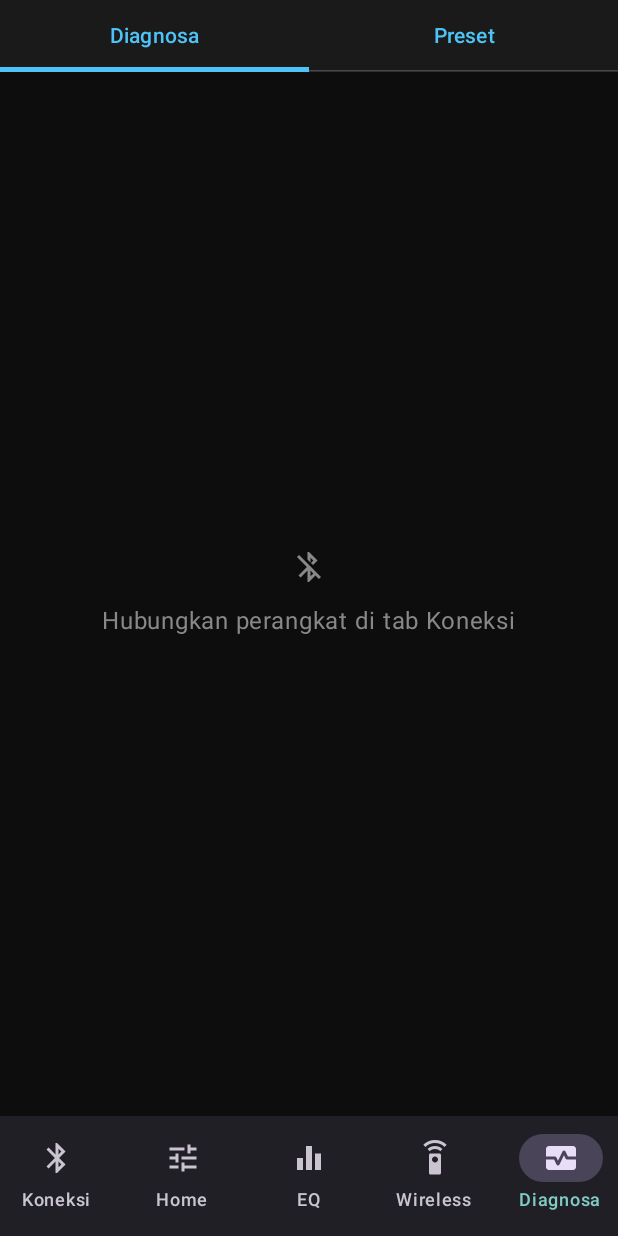
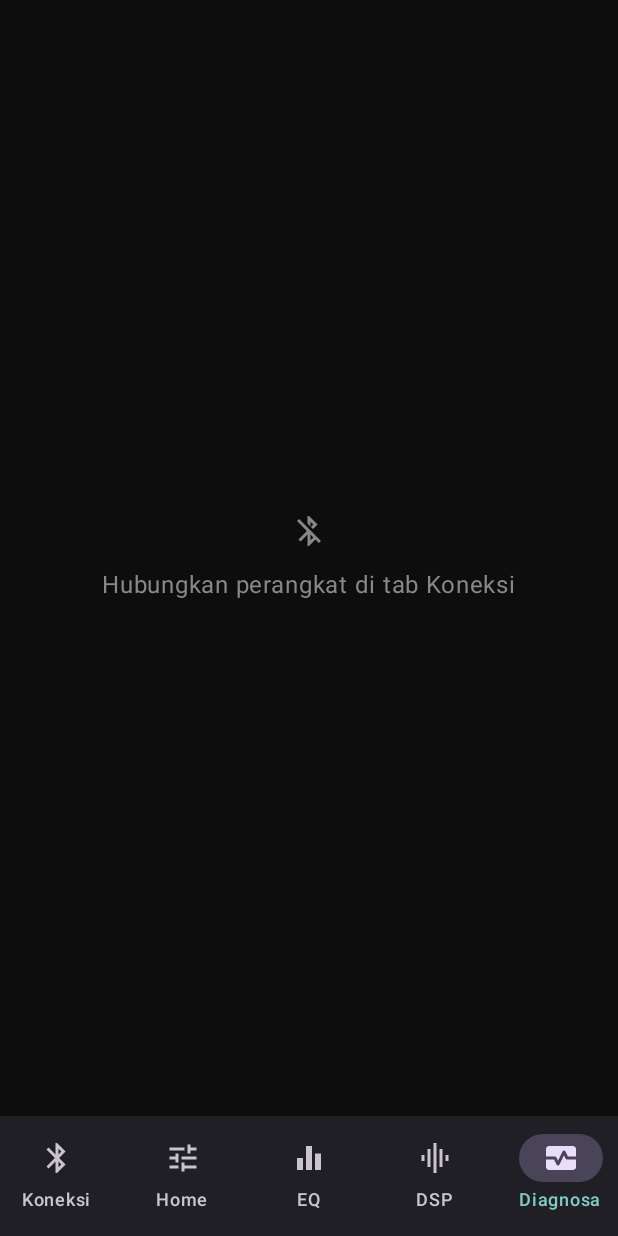
Before and after one commit to mikimathers51-web/BGAP-SPEAKER, an Android app built with Jetpack Compose: the screen it shows after launch (MainActivity), item 5 of the bottom bar chosen, on a phone screen of 412 x 824 dp. Run offline under Robolectric (Android 15) with nearby library versions, the phone set to English and light mode, and no system bars.

Commit message:
Add files via upload

```diff
--- a/app/src/main/java/com/tas5805m/ctrl/MainActivity.kt
+++ b/app/src/main/java/com/tas5805m/ctrl/MainActivity.kt
@@ -1,6 +1,7 @@
 package com.tas5805m.ctrl
 
 import android.Manifest
+import android.content.pm.PackageManager
 import android.os.Build
 import android.os.Bundle
 import androidx.activity.ComponentActivity
@@ -8,10 +9,13 @@ import androidx.activity.compose.setContent
 import androidx.activity.enableEdgeToEdge
 import androidx.activity.result.contract.ActivityResultContracts
 import androidx.activity.viewModels
+import androidx.compose.foundation.layout.Column
+import androidx.compose.foundation.layout.fillMaxSize
 import androidx.compose.foundation.layout.padding
 import androidx.compose.material.icons.Icons
 import androidx.compose.material.icons.filled.Bluetooth
 import androidx.compose.material.icons.filled.Equalizer
+import androidx.compose.material.icons.filled.GraphicEq
 import androidx.compose.material.icons.filled.MonitorHeart
 import androidx.compose.material.icons.filled.SettingsRemote
 import androidx.compose.material.icons.filled.Tune
@@ -19,33 +23,42 @@ import androidx.compose.material3.Icon
 import androidx.compose.material3.NavigationBar
 import androidx.compose.material3.NavigationBarItem
 import androidx.compose.material3.Scaffold
+import androidx.compose.material3.Tab
+import androidx.compose.material3.TabRow
 import androidx.compose.material3.Text
+import androidx.compose.runtime.Composable
 import androidx.compose.runtime.getValue
 import androidx.compose.runtime.mutableIntStateOf
 import androidx.compose.runtime.saveable.rememberSaveable
 import androidx.compose.runtime.setValue
-import androidx.compose.material3.Tab
-import androidx.compose.material3.TabRow
-import androidx.compose.foundation.layout.Column
-import androidx.compose.foundation.layout.fillMaxSize
-import androidx.compose.runtime.Composable
 import androidx.compose.ui.Modifier
 import androidx.lifecycle.compose.collectAsStateWithLifecycle
 import com.tas5805m.ctrl.data.AppViewModel
 import com.tas5805m.ctrl.ui.screens.ConnectScreen
 import com.tas5805m.ctrl.ui.screens.ControlScreen
 import com.tas5805m.ctrl.ui.screens.DiagScreen
+import com.tas5805m.ctrl.ui.screens.DspScreen
 import com.tas5805m.ctrl.ui.screens.EqScreen
 import com.tas5805m.ctrl.ui.screens.PresetScreen
 import com.tas5805m.ctrl.ui.screens.WsubScreen
 import com.tas5805m.ctrl.ui.theme.TasTheme
+
+private const val TAB_CONNECT = 0
+private const val TAB_HOME = 1
+private const val TAB_EQ = 2
+private const val TAB_DSP = 3
+private const val TAB_WIRELESS = 4
+private const val TAB_DIAG = 5
 
 class MainActivity : ComponentActivity() {
     private val vm: AppViewModel by viewModels()
 
     private val permissionLauncher = registerForActivityResult(
         ActivityResultContracts.RequestMultiplePermissions()
-    ) { /* granted map */ }
+    ) {
+        // Daftar perangkat ter-pair baru bisa dibaca setelah izin BLUETOOTH_CONNECT diberikan.
+        vm.refreshBonded()
+    }
 
     override fun onCreate(savedInstanceState: Bundle?) {
         super.onCreate(savedInstanceState)
@@ -54,29 +67,24 @@ class MainActivity : ComponentActivity() {
         setContent {
             TasTheme {
                 val state by vm.state.collectAsStateWithLifecycle()
-                var tab by rememberSaveable { mutableIntStateOf(0) }
+                var tab by rememberSaveable { mutableIntStateOf(TAB_CONNECT) }
+                val showWireless = state.connected && (state.hasWsub || state.isWireless)
+                val current = if (tab == TAB_WIRELESS && !showWireless) TAB_HOME else tab
 
                 Scaffold(
                     bottomBar = {
                         NavigationBar {
-                            val items = listOf(
-                                Triple("Koneksi", Icons.Default.Bluetooth, 0),
-                                Triple("Home", Icons.Default.Tune, 1),
-                                Triple("EQ", Icons.Default.Equalizer, 2),
-                                Triple("Wireless", Icons.Default.SettingsRemote, 3),
-                                Triple("Preset", Icons.Default.MonitorHeart, 4), // reuse icon
-                                Triple("Diagnosa", Icons.Default.MonitorHeart, 5),
-                            )
-                            // Limit to 5 for cleaner nav – merge preset into control if needed
-                            listOf(
-                                Triple("Koneksi", Icons.Default.Bluetooth, 0),
-                                Triple("Home", Icons.Default.Tune, 1),
-                                Triple("EQ", Icons.Default.Equalizer, 2),
-                                Triple("Wireless", Icons.Default.SettingsRemote, 3),
-                                Triple("Diagnosa", Icons.Default.MonitorHeart, 4),
-                            ).forEach { (label, icon, idx) ->
+                            val items = buildList {
+                                add(Triple("Koneksi", Icons.Default.Bluetooth, TAB_CONNECT))
+                                add(Triple("Home", Icons.Default.Tune, TAB_HOME))
+                                add(Triple("EQ", Icons.Default.Equalizer, TAB_EQ))
+                                add(Triple("DSP", Icons.Default.GraphicEq, TAB_DSP))
+                                if (showWireless) add(Triple("Wireless", Icons.Default.SettingsRemote, TAB_WIRELESS))
+                                add(Triple("Diagnosa", Icons.Default.MonitorHeart, TAB_DIAG))
+                            }
+                            items.forEach { (label, icon, idx) ->
                                 NavigationBarItem(
-                                    selected = tab == idx,
+                                    selected = current == idx,
                                     onClick = { tab = idx },
                                     icon = { Icon(icon, contentDescription = label) },
                                     label = { Text(label, maxLines = 1) }
@@ -85,12 +93,13 @@ class MainActivity : ComponentActivity() {
                         }
                     }
                 ) { padding ->
-                    when (tab) {
-                        0 -> ConnectScreen(vm, Modifier.padding(padding))
-                        1 -> ControlScreen(vm, Modifier.padding(padding))
-                        2 -> EqScreen(vm, Modifier.padding(padding))
-                        3 -> WsubScreen(vm, Modifier.padding(padding))
-                        4 -> DiagAndPresetScreen(vm, Modifier.padding(padding))
+                    when (current) {
+                        TAB_CONNECT -> ConnectScreen(vm, Modifier.padding(padding))
+                        TAB_HOME -> ControlScreen(vm, Modifier.padding(padding))
+                        TAB_EQ -> EqScreen(vm, Modifier.padding(padding))
+                        TAB_DSP -> DspAndPresetScreen(vm, Modifier.padding(padding))
+                        TAB_WIRELESS -> WsubScreen(vm, Modifier.padding(padding))
+                        TAB_DIAG -> DiagScreen(vm, Modifier.padding(padding))
                     }
                 }
             }
@@ -107,21 +116,23 @@ class MainActivity : ComponentActivity() {
             perms += Manifest.permission.BLUETOOTH_ADMIN
             perms += Manifest.permission.ACCESS_FINE_LOCATION
         }
-        permissionLauncher.launch(perms.toTypedArray())
+        // Sudah diberikan sebelumnya -> tidak ada dialog & callback tidak dipanggil, jadi refresh langsung.
+        val missing = perms.filter { checkSelfPermission(it) != PackageManager.PERMISSION_GRANTED }
+        if (missing.isEmpty()) vm.refreshBonded() else permissionLauncher.launch(missing.toTypedArray())
     }
 }
 
-
+/** Tab DSP berisi dua sub-tab: kontrol DSP chip dan Preset. */
 @Composable
-fun DiagAndPresetScreen(vm: AppViewModel, modifier: Modifier = Modifier) {
+fun DspAndPresetScreen(vm: AppViewModel, modifier: Modifier = Modifier) {
     var sub by rememberSaveable { mutableIntStateOf(0) }
     Column(modifier) {
         TabRow(selectedTabIndex = sub) {
-            Tab(selected = sub == 0, onClick = { sub = 0 }, text = { Text("Diagnosa") })
+            Tab(selected = sub == 0, onClick = { sub = 0 }, text = { Text("DSP") })
             Tab(selected = sub == 1, onClick = { sub = 1 }, text = { Text("Preset") })
         }
         when (sub) {
-            0 -> DiagScreen(vm, Modifier.fillMaxSize())
+            0 -> DspScreen(vm, Modifier.fillMaxSize())
             1 -> PresetScreen(vm, Modifier.fillMaxSize())
         }
     }
```
